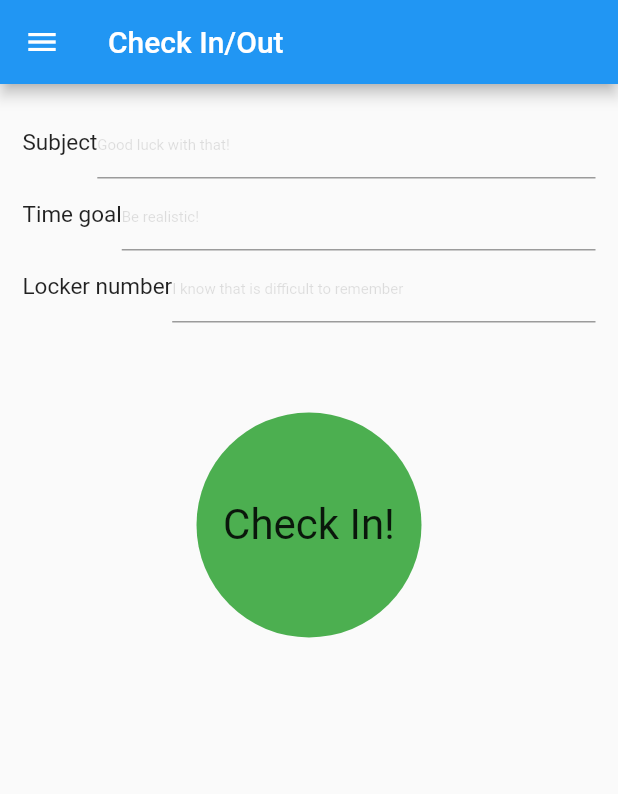
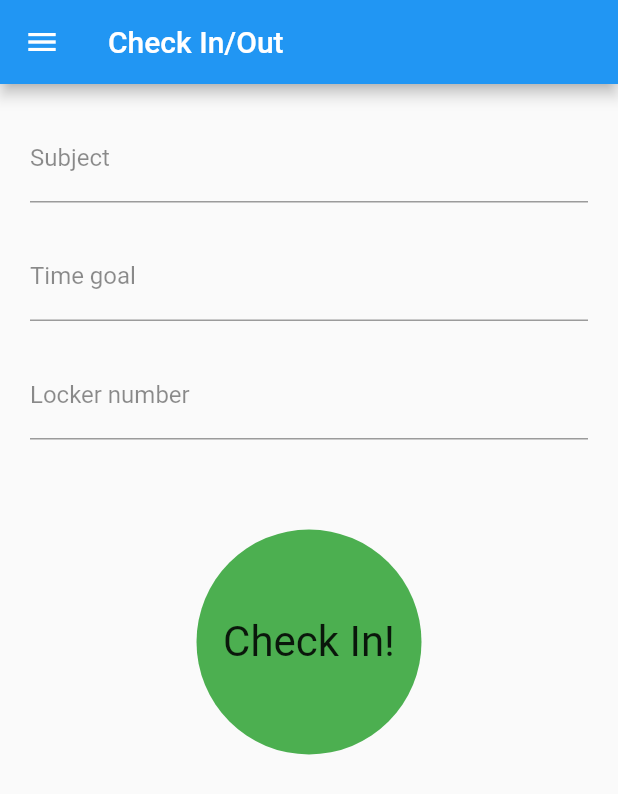
Before and after one commit to mobileappdevhm19/lust-LibraryUniversalSwissTool, a Flutter app: the screen it shows after launch, in the side drawer, after a tap on "Check In/out", on a phone screen of 412 x 824 dp. Shown: the top 794 px of the screen. Run offline on Flutter 3.47's test engine with Material 2 defaults, Android fonts, the phone set to English and light mode, and no system bars; our stand-ins replace charts_flutter.

Commit message:
FIRST RELEASE

```diff
--- a/lust/lib/views/checkinPage.dart
+++ b/lust/lib/views/checkinPage.dart
@@ -25,7 +25,7 @@ class _CheckInOutState extends State<CheckInOut> {
         //drawer: WidgetCreator.getDrawer(context), // commented out because of revert PR #71
         body: Center(
             child: Padding(
-                padding: EdgeInsets.all(15),
+                padding: EdgeInsets.only(right: 20, left: 20),
                 child: Column(
                   mainAxisAlignment: MainAxisAlignment.start,
                   children: <Widget>[
--- a/lust/lib/widgets/getTextBox.dart
+++ b/lust/lib/widgets/getTextBox.dart
@@ -9,18 +9,22 @@ class TextBox {
   static Widget getTextBox(BuildContext context, String _title, String _hint) {
     String inputUser;
 
-    return new Row(
+    return new Padding(
+        padding: EdgeInsets.only(top: 20),
+        child: Row(
       mainAxisAlignment: MainAxisAlignment.spaceBetween,
       children: <Widget>[
-        Text(
-          _title,
-          style: TextStyle(fontSize: 15),
-        ),
+
+       // Text(
+       //   _title,
+       //   style: TextStyle(fontSize: 15),
+       // ),
+
         Expanded(
           child: TextField(
           decoration: InputDecoration(
-            //labelText: "whatever",
-            //labelStyle: TextStyle(fontSize: 16, color: Colors.black45),
+            labelText: _title,
+            labelStyle: TextStyle(fontSize: 16, color: Colors.black45),
             hintText: _hint,
             hintStyle: TextStyle(fontSize: 10, color: Colors.black12),
           ),
@@ -31,6 +35,6 @@ class TextBox {
           onChanged: (input) => inputUser = input,
         ),)
       ],
-    );
+    ));
   }
 }
```
